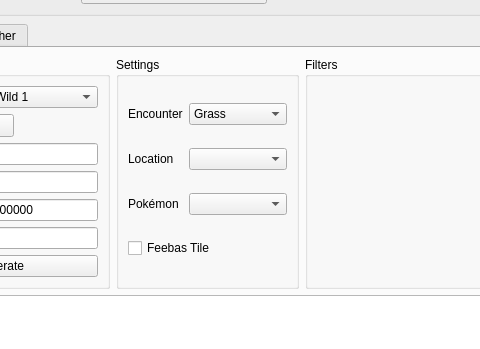
Qt form Form/Gen3/Wild3.ui (Admiral-Fish/PokeFinder) before a commit; both pictures show x 134 to 614 and y 86 to 435 of the 1200 by 750 pixel window.
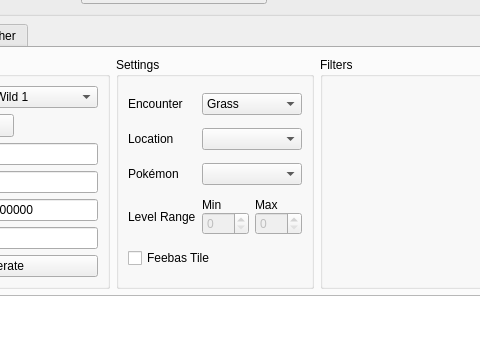
The same form after that commit. Icons and pictures are not drawn. Custom widgets are drawn as their Qt base class.

Commit message: Addition of level filter for generator and searcher tabs of gen 3, 4 and 5 wild rng for surfing and fishing encounters

What changed in the file:
```diff
--- a/Form/Gen3/Wild3.ui
+++ b/Form/Gen3/Wild3.ui
@@ -255,7 +255,78 @@
           <item row="2" column="1">
            <widget class="ComboBox" name="comboBoxGeneratorPokemon"/>
           </item>
-          <item row="3" column="0" colspan="2">
+          <item row="3" column="0">
+           <widget class="QLabel" name="labelGeneratorLevelRange">
+            <property name="text">
+             <string>Level Range</string>
+            </property>
+           </widget>
+          </item>
+          <item row="3" column="1">
+           <widget class="QWidget" name="widgetGeneratorLevelRange" native="true">
+            <property name="sizePolicy">
+             <sizepolicy hsizetype="Preferred" vsizetype="Fixed">
+              <horstretch>0</horstretch>
+              <verstretch>0</verstretch>
+             </sizepolicy>
+            </property>
+            <layout class="QGridLayout" name="gridLayoutGeneratorLevelRange">
+             <property name="leftMargin">
+              <number>0</number>
+             </property>
+             <property name="topMargin">
+              <number>0</number>
+             </property>
+             <property name="rightMargin">
+              <number>0</number>
+             </property>
+             <property name="bottomMargin">
+              <number>0</number>
+             </property>
+             <property name="horizontalSpacing">
+              <number>6</number>
+             </property>
+             <property name="verticalSpacing">
+              <number>0</number>
+             </property>
+             <item row="0" column="0">
+              <widget class="QLabel" name="labelGeneratorLevelMin">
+               <property name="text">
+                <string>Min</string>
+               </property>
+              </widget>
+             </item>
+             <item row="0" column="1">
+              <widget class="QLabel" name="labelGeneratorLevelMax">
+               <property name="text">
+                <string>Max</string>
+               </property>
+              </widget>
+             </item>
+             <item row="1" column="0">
+              <widget class="QSpinBox" name="spinBoxGeneratorLevelMin">
+               <property name="enabled">
+                <bool>false</bool>
+               </property>
+               <property name="maximum">
+                <number>100</number>
+               </property>
+              </widget>
+             </item>
+             <item row="1" column="1">
+              <widget class="QSpinBox" name="spinBoxGeneratorLevelMax">
+               <property name="enabled">
+                <bool>false</bool>
+               </property>
+               <property name="maximum">
+                <number>100</number>
+               </property>
+              </widget>
+             </item>
+            </layout>
+           </widget>
+          </item>
+          <item row="4" column="0" colspan="2">
            <widget class="QCheckBox" name="checkBoxGeneratorFeebasTile">
             <property name="text">
              <string>Feebas Tile</string>
```
Left out of the diff: 73 changed lines with no effect on the pictures. The commit also changes 20 other files.
